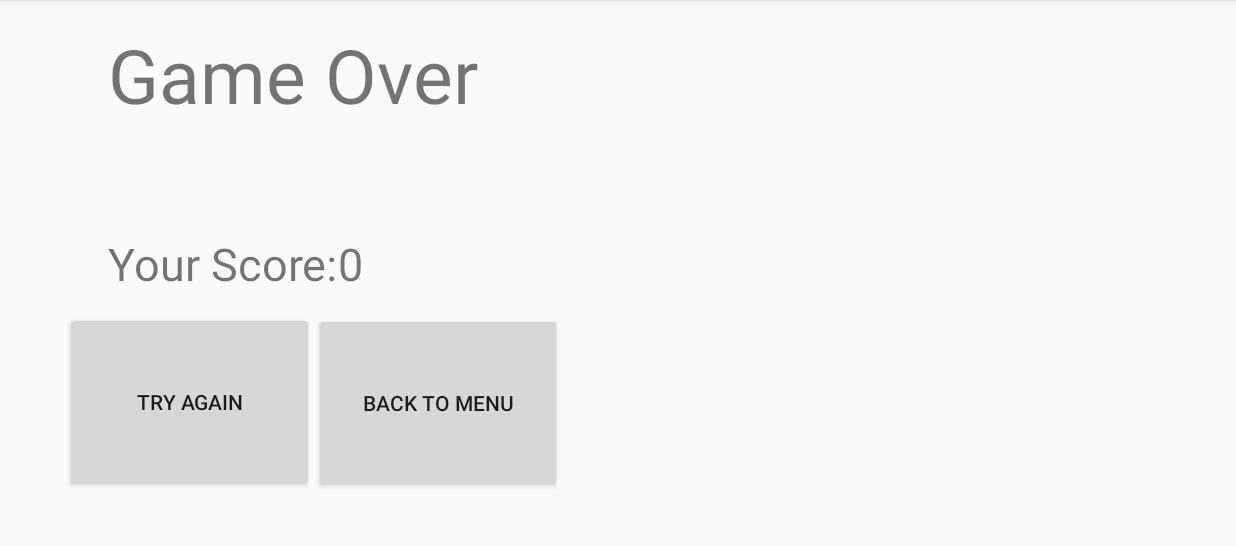
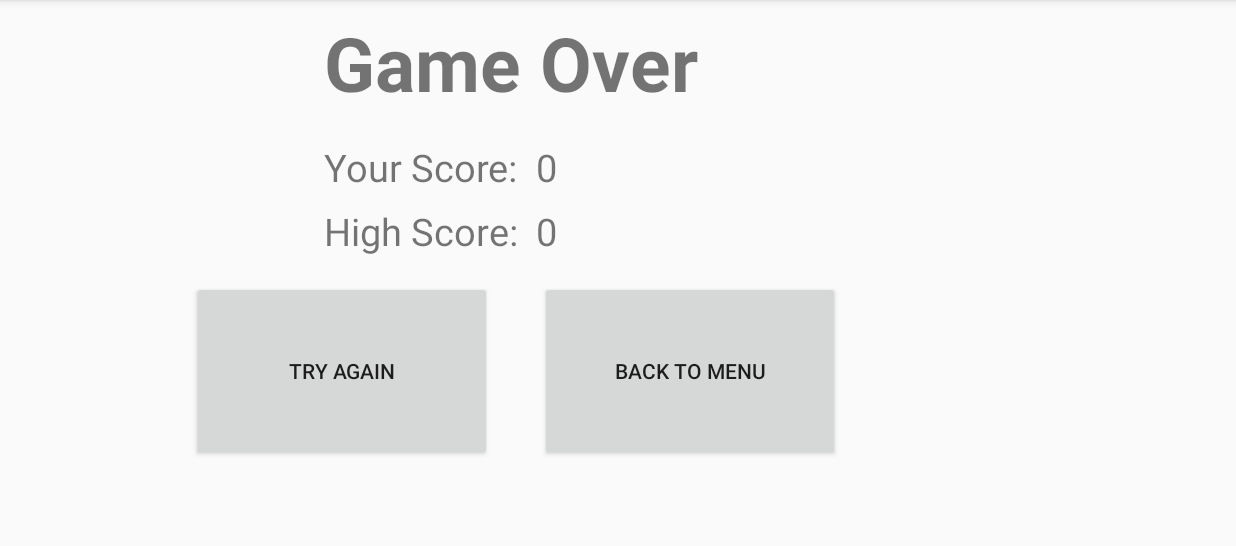
Before and after one commit to Nookiie/CubePlatformer, an Android app: the GameOverActivity screen opened directly, with no data from a screen before it, on a phone screen of 824 x 412 dp (held sideways), the part 72-618 px from its top. Run offline under Robolectric (Android 15) with nearby library versions, the phone set to English and light mode, and no system bars.

Commit message:
Game Over Design Overhaul

```diff
--- a/app/src/main/java/com/example/cubeplatformer/Common/GameTracker.java
+++ b/app/src/main/java/com/example/cubeplatformer/Common/GameTracker.java
@@ -30,7 +30,7 @@ public class GameTracker {
     private static boolean godMode = false; // Functional, use for debug purposes
     private static boolean spikesDisabled = false;
 
-    public static Collection<Integer> scores = new ArrayList<>();
+    public static ArrayList<Integer> scores = new ArrayList<>();
 
     public static int getSpeed() {
         return speed;
@@ -124,4 +124,12 @@ public class GameTracker {
         return Collections.max(scores);
     }
 
+    public static int getCurrentScore(){
+        if(scores.isEmpty()){
+            return 0;
+        }
+
+        return scores.get(scores.size() - 1);
+    }
+
 }
--- a/app/src/main/java/com/example/cubeplatformer/GameOverActivity.java
+++ b/app/src/main/java/com/example/cubeplatformer/GameOverActivity.java
@@ -12,7 +12,7 @@ import com.example.cubeplatformer.Common.GameTracker;
 
 public class GameOverActivity extends AppCompatActivity {
 
-    TextView scoreTextView;
+    TextView currentScoreTextView, highScoreTextView;
     Button btnRetry, btnMenu;
 
     @Override
@@ -20,11 +20,13 @@ public class GameOverActivity extends AppCompatActivity {
         super.onCreate(savedInstanceState);
         setContentView(R.layout.activity_game_over);
 
-        scoreTextView = findViewById(R.id.scoreTextView);
+        currentScoreTextView = findViewById(R.id.scoreTextView);
+        highScoreTextView = findViewById(R.id.highScore);
         btnRetry = findViewById(R.id.retryBtn);
         btnMenu = findViewById(R.id.menuBtn);
 
-        scoreTextView.setText(String.valueOf(GameTracker.getHighScore()));
+        currentScoreTextView.setText(String.valueOf(GameTracker.getCurrentScore()));
+        highScoreTextView.setText(String.valueOf(GameTracker.getHighScore()));
 
         btnRetry.setOnClickListener(onClick);
         btnMenu.setOnClickListener(onClick);
--- a/app/src/main/java/com/example/cubeplatformer/IvanGameView.java
+++ b/app/src/main/java/com/example/cubeplatformer/IvanGameView.java
@@ -132,7 +132,6 @@ public class IvanGameView extends SurfaceView implements Runnable{
         GameTracker.scores.add(score);
 
         Intent intent = new Intent(getContext(), GameOverActivity.class);
-        intent.putExtra("score", score);
         getContext().startActivity(intent);
     }
     //Run Ends!
--- a/app/src/main/res/layout/activity_game_over.xml
+++ b/app/src/main/res/layout/activity_game_over.xml
@@ -8,13 +8,14 @@
 
     <TextView
         android:id="@+id/gameOverTextView"
-        android:layout_width="267dp"
-        android:layout_height="139dp"
-        android:layout_marginStart="72dp"
-        android:layout_marginLeft="72dp"
-        android:layout_marginTop="16dp"
+        android:layout_width="292dp"
+        android:layout_height="86dp"
+        android:layout_marginStart="216dp"
+        android:layout_marginLeft="216dp"
+        android:layout_marginTop="8dp"
         android:text="Game Over"
         android:textSize="50sp"
+        android:textStyle="bold"
         app:layout_constraintStart_toStartOf="parent"
         app:layout_constraintTop_toTopOf="parent" />
 
@@ -22,38 +23,65 @@
         android:id="@+id/scoreHeaderTextView"
         android:layout_width="wrap_content"
         android:layout_height="wrap_content"
-        android:layout_marginStart="72dp"
-        android:layout_marginLeft="72dp"
+        android:layout_marginStart="216dp"
+        android:layout_marginLeft="216dp"
         android:text="Your Score:"
-        android:textSize="30sp"
+        android:textSize="25sp"
         app:layout_constraintStart_toStartOf="parent"
         app:layout_constraintTop_toBottomOf="@+id/gameOverTextView" />
 
     <TextView
         android:id="@+id/scoreTextView"
-        android:layout_width="114dp"
-        android:layout_height="41dp"
-        android:textSize="30sp"
+        android:layout_width="wrap_content"
+        android:layout_height="wrap_content"
+        android:layout_marginStart="12dp"
+        android:layout_marginLeft="12dp"
+        android:textSize="25sp"
         app:layout_constraintStart_toEndOf="@+id/scoreHeaderTextView"
         app:layout_constraintTop_toBottomOf="@+id/gameOverTextView" />
 
     <Button
         android:id="@+id/retryBtn"
-        android:layout_width="165dp"
+        android:layout_width="200dp"
         android:layout_height="120dp"
-        android:layout_marginStart="44dp"
-        android:layout_marginLeft="44dp"
-        android:layout_marginTop="12dp"
+        android:layout_marginStart="128dp"
+        android:layout_marginLeft="128dp"
+        android:layout_marginTop="16dp"
         android:text="Try Again"
+        app:layout_constraintStart_toStartOf="parent"
+        app:layout_constraintTop_toBottomOf="@+id/highScoreTextViewHeader" />
+
+    <Button
+        android:id="@+id/menuBtn"
+        android:layout_width="200dp"
+        android:layout_height="120dp"
+        android:layout_marginStart="32dp"
+        android:layout_marginLeft="32dp"
+        android:layout_marginTop="16dp"
+        android:text="Back To Menu"
+        app:layout_constraintStart_toEndOf="@+id/retryBtn"
+        app:layout_constraintTop_toBottomOf="@+id/highScore" />
+
+    <TextView
+        android:id="@+id/highScoreTextViewHeader"
+        android:layout_width="wrap_content"
+        android:layout_height="wrap_content"
+        android:layout_marginStart="216dp"
+        android:layout_marginLeft="216dp"
+        android:layout_marginTop="8dp"
+        android:text="High Score:"
+        android:textSize="25sp"
         app:layout_constraintStart_toStartOf="parent"
         app:layout_constraintTop_toBottomOf="@+id/scoreHeaderTextView" />
 
-    <Button
-        android:id="@+id/menuBtn"
-        android:layout_width="165dp"
-        android:layout_height="120dp"
-        android:layout_marginTop="12dp"
-        android:text="Back To Menu"
-        app:layout_constraintStart_toEndOf="@+id/retryBtn"
+    <TextView
+        android:id="@+id/highScore"
+        android:layout_width="wrap_content"
+        android:layout_height="wrap_content"
+        android:layout_marginStart="12dp"
+        android:layout_marginLeft="12dp"
+        android:layout_marginTop="8dp"
+        android:textSize="25sp"
+        app:layout_constraintStart_toEndOf="@+id/highScoreTextViewHeader"
         app:layout_constraintTop_toBottomOf="@+id/scoreTextView" />
 </androidx.constraintlayout.widget.ConstraintLayout>
```
